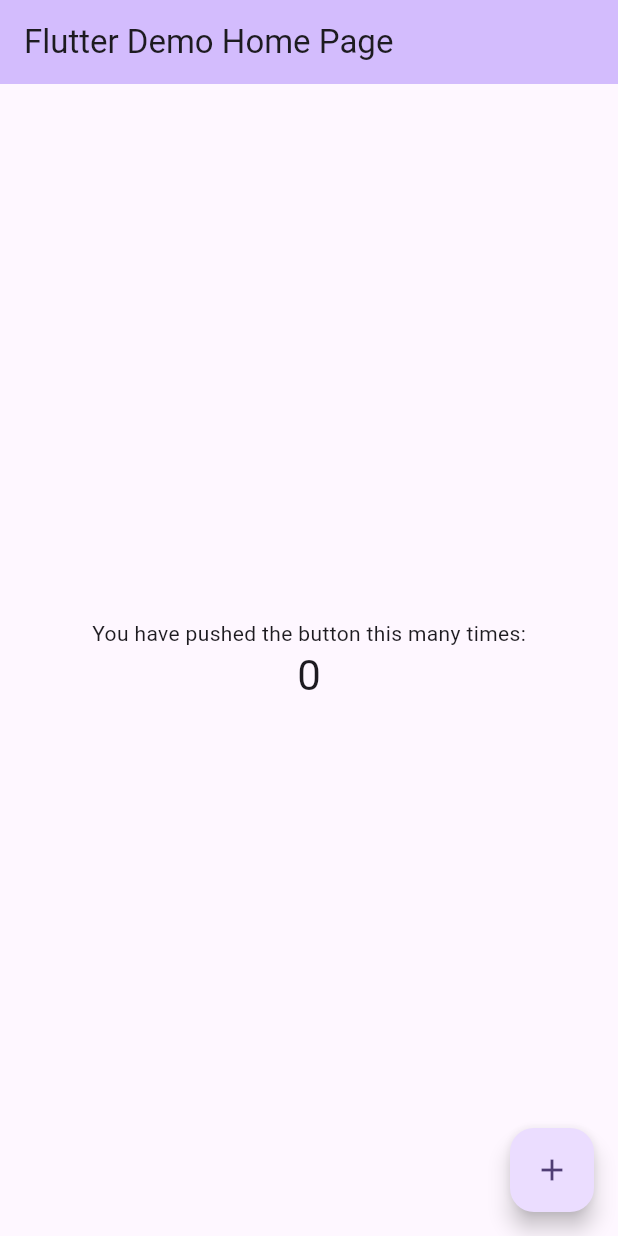
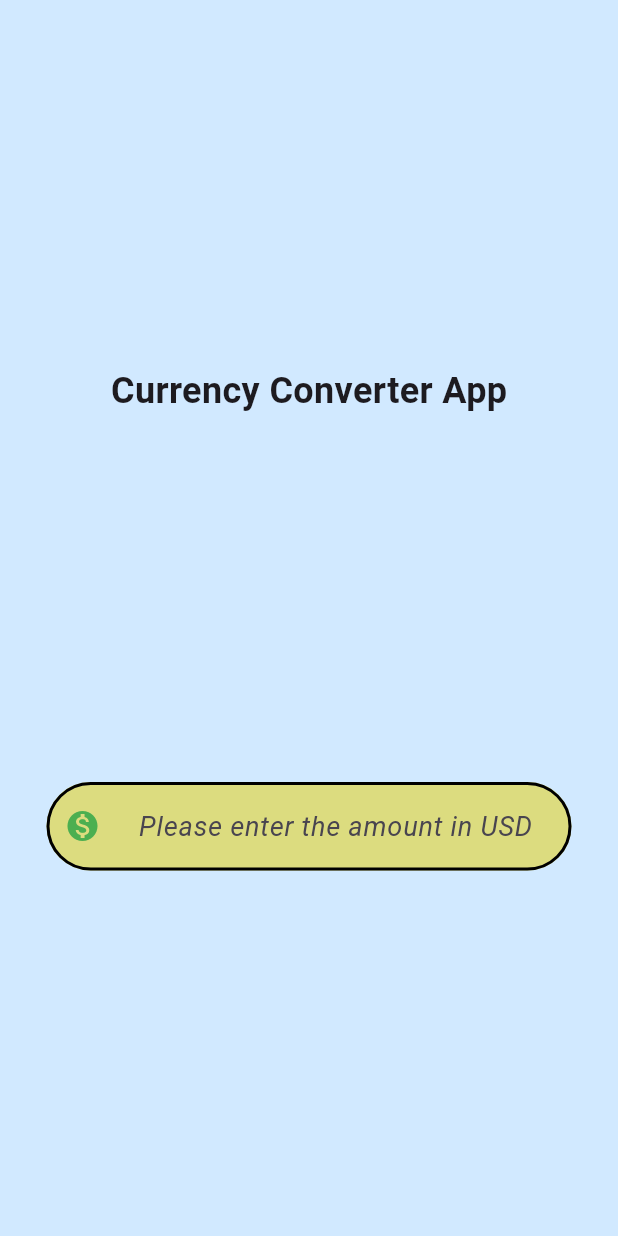
Before and after one commit to ParanoidAF01/currency_converter, a Flutter app: the screen it shows after launch, on a phone screen of 412 x 824 dp. Run offline on Flutter 3.47's test engine with Material 3 defaults, Android fonts, the phone set to English and light mode, and no system bars.

Commit message:
25th Aug commit, Textfield added

```diff
--- /dev/null
+++ b/lib/CCmaterial.dart
@@ -0,0 +1,59 @@
+import 'dart:ui';
+
+import 'package:flutter/material.dart';
+
+class CCmaterial extends StatelessWidget {
+  const CCmaterial({super.key});
+
+  @override
+  Widget build(BuildContext context) {
+    //border of textfield
+    final border = OutlineInputBorder(
+      borderRadius: BorderRadius.circular(60),
+      borderSide: const BorderSide(
+        width: 2,
+      ),
+    );
+
+    return Scaffold(
+        backgroundColor: const Color.fromRGBO(209, 233, 255, 1),
+        body: Center(
+          child: SizedBox(
+            width: 350,
+            child: Column(
+              mainAxisAlignment: MainAxisAlignment.spaceEvenly,
+              children: [
+                const Text(
+                  'Currency Converter App',
+                  style: TextStyle(
+                    fontSize: 24,
+                    fontWeight: FontWeight.bold,
+                    // fontStyle: FontStyle.italic,
+                    // backgroundColor: Color.fromRGBO(255, 252, 127, 1),
+                    // color: Color.fromRGBO(255, 0, 0, 1),
+                  ),
+                ),
+                TextField(
+                  style: const TextStyle(fontSize: 18),
+                  textAlign: TextAlign.center,
+                  cursorColor: Colors.red,
+                  decoration: InputDecoration(
+                    hintText: 'Please enter the amount in USD',
+                    hintStyle: const TextStyle(fontStyle: FontStyle.italic),
+                    prefixIcon: const Icon(Icons.monetization_on),
+                    prefixIconColor: Colors.green,
+                    filled: true,
+                    fillColor: const Color.fromARGB(128, 230, 207, 0),
+                    focusedBorder: border,
+                    enabledBorder: border,
+                  ),
+                keyboardType: const TextInputType.numberWithOptions(
+                  decimal: true,
+                ),
+                ),
+              ],
+            ),
+          ),
+        ));
+  }
+}
--- a/lib/main.dart
+++ b/lib/main.dart
@@ -1,125 +1,17 @@
+import 'package:currency_converter/CCmaterial.dart';
 import 'package:flutter/material.dart';
 
 void main() {
-  runApp(const MyApp());
+  runApp(const HomeBody());
 }
 
-class MyApp extends StatelessWidget {
-  const MyApp({super.key});
+class HomeBody extends StatelessWidget {
+  const HomeBody({super.key});
 
-  // This widget is the root of your application.
   @override
   Widget build(BuildContext context) {
     return MaterialApp(
-      title: 'Flutter Demo',
-      theme: ThemeData(
-        // This is the theme of your application.
-        //
-        // TRY THIS: Try running your application with "flutter run". You'll see
-        // the application has a purple toolbar. Then, without quitting the app,
-        // try changing the seedColor in the colorScheme below to Colors.green
-        // and then invoke "hot reload" (save your changes or press the "hot
-        // reload" button in a Flutter-supported IDE, or press "r" if you used
-        // the command line to start the app).
-        //
-        // Notice that the counter didn't reset back to zero; the application
-        // state is not lost during the reload. To reset the state, use hot
-        // restart instead.
-        //
-        // This works for code too, not just values: Most code changes can be
-        // tested with just a hot reload.
-        colorScheme: ColorScheme.fromSeed(seedColor: Colors.deepPurple),
-        useMaterial3: true,
-      ),
-      home: const MyHomePage(title: 'Flutter Demo Home Page'),
+      home: CCmaterial()
     );
   }
 }
-
-class MyHomePage extends StatefulWidget {
-  const MyHomePage({super.key, required this.title});
-
-  // This widget is the home page of your application. It is stateful, meaning
-  // that it has a State object (defined below) that contains fields that affect
-  // how it looks.
-
-  // This class is the configuration for the state. It holds the values (in this
-  // case the title) provided by the parent (in this case the App widget) and
-  // used by the build method of the State. Fields in a Widget subclass are
-  // always marked "final".
-
-  final String title;
-
-  @override
-  State<MyHomePage> createState() => _MyHomePageState();
-}
-
-class _MyHomePageState extends State<MyHomePage> {
-  int _counter = 0;
-
-  void _incrementCounter() {
-    setState(() {
-      // This call to setState tells the Flutter framework that something has
-      // changed in this State, which causes it to rerun the build method below
-      // so that the display can reflect the updated values. If we changed
-      // _counter without calling setState(), then the build method would not be
-      // called again, and so nothing would appear to happen.
-      _counter++;
-    });
-  }
-
-  @override
-  Widget build(BuildContext context) {
-    // This method is rerun every time setState is called, for instance as done
-    // by the _incrementCounter method above.
-    //
-    // The Flutter framework has been optimized to make rerunning build methods
-    // fast, so that you can just rebuild anything that needs updating rather
-    // than having to individually change instances of widgets.
-    return Scaffold(
-      appBar: AppBar(
-        // TRY THIS: Try changing the color here to a specific color (to
-        // Colors.amber, perhaps?) and trigger a hot reload to see the AppBar
-        // change color while the other colors stay the same.
-        backgroundColor: Theme.of(context).colorScheme.inversePrimary,
-        // Here we take the value from the MyHomePage object that was created by
-        // the App.build method, and use it to set our appbar title.
-        title: Text(widget.title),
-      ),
-      body: Center(
-        // Center is a layout widget. It takes a single child and positions it
-        // in the middle of the parent.
-        child: Column(
-          // Column is also a layout widget. It takes a list of children and
-          // arranges them vertically. By default, it sizes itself to fit its
-          // children horizontally, and tries to be as tall as its parent.
-          //
-          // Column has various properties to control how it sizes itself and
-          // how it positions its children. Here we use mainAxisAlignment to
-          // center the children vertically; the main axis here is the vertical
-          // axis because Columns are vertical (the cross axis would be
-          // horizontal).
-          //
-          // TRY THIS: Invoke "debug painting" (choose the "Toggle Debug Paint"
-          // action in the IDE, or press "p" in the console), to see the
-          // wireframe for each widget.
-          mainAxisAlignment: MainAxisAlignment.center,
-          children: <Widget>[
-            const Text(
-              'You have pushed the button this many times:',
-            ),
-            Text(
-              '$_counter',
-              style: Theme.of(context).textTheme.headlineMedium,
-            ),
-          ],
-        ),
-      ),
-      floatingActionButton: FloatingActionButton(
-        onPressed: _incrementCounter,
-        tooltip: 'Increment',
-        child: const Icon(Icons.add),
-      ), // This trailing comma makes auto-formatting nicer for build methods.
-    );
-  }
-}
```
Also changed, not shown: 1 other file.
